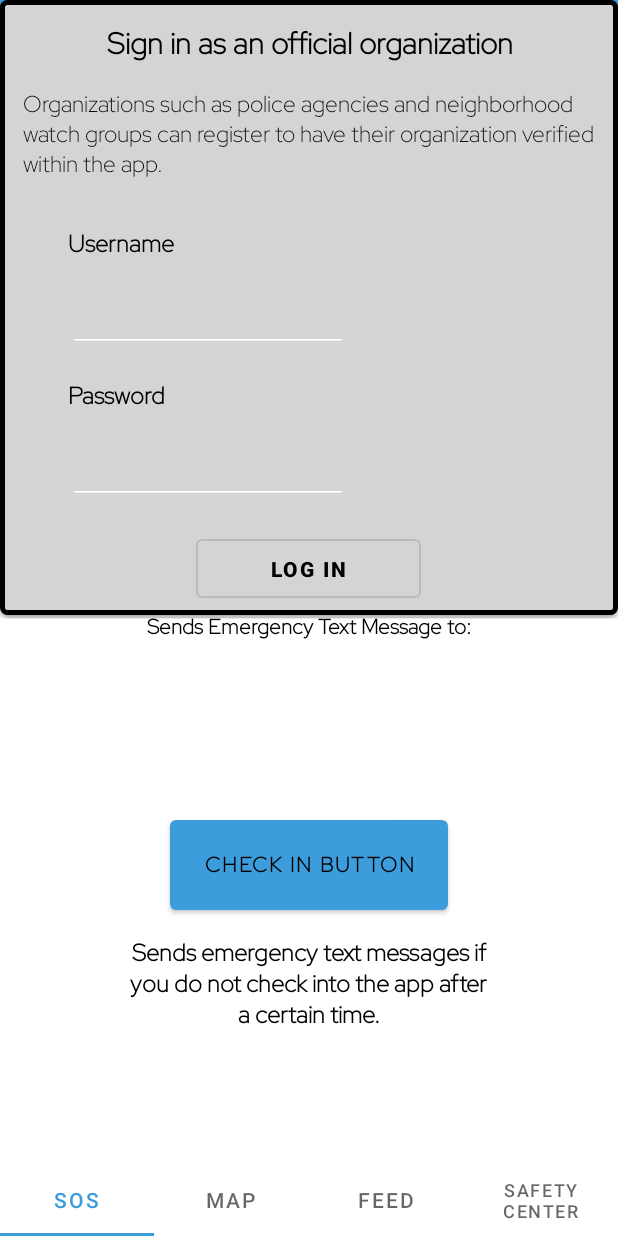
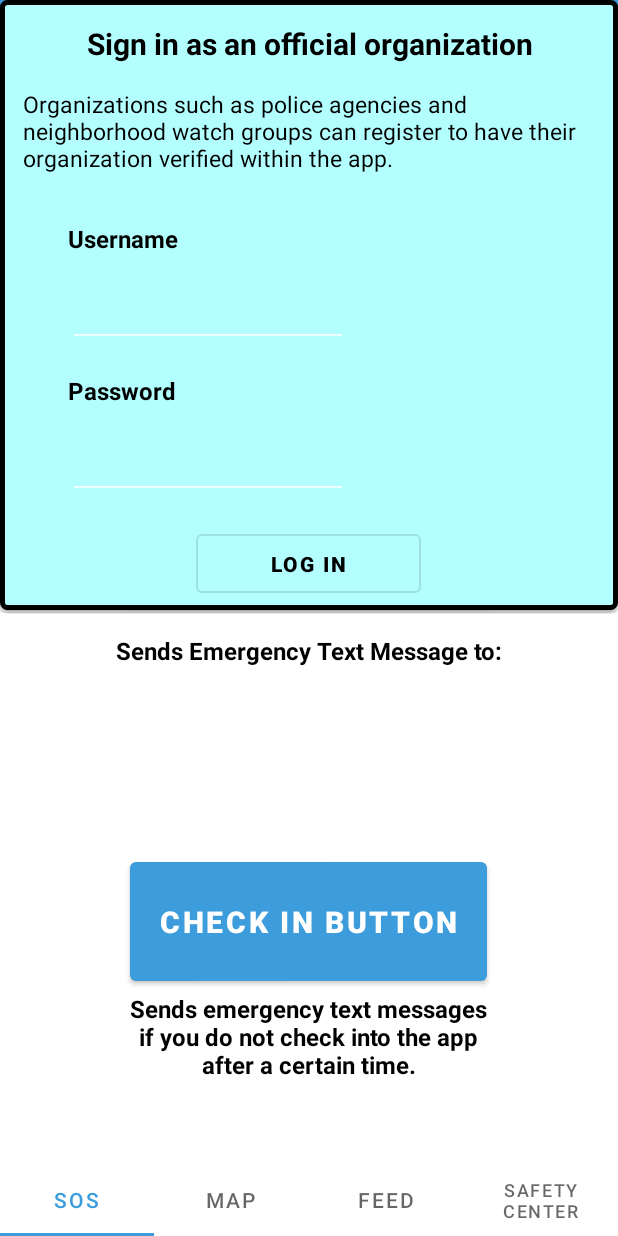
Before and after one commit to otaylor2023/Hermes, an Android app: the screen it shows after launch (TabbedActivity), after a tap on "SIGN IN", on a phone screen of 412 x 824 dp. Run offline under Robolectric (Android 15) with nearby library versions, the phone set to English and light mode, and no system bars; our stand-ins replace Firebase (no records; nobody signed in at launch, a user with empty details on screens opened directly); 2 statements that could not run were skipped.

Commit message:
more ui changes

```diff
--- a/app/build.gradle
+++ b/app/build.gradle
@@ -22,7 +22,7 @@ android {
         versionName "1.0"
 
         testInstrumentationRunner "androidx.test.runner.AndroidJUnitRunner"
-        minSdkVersion 26
+        minSdkVersion 21
     }
 
     buildTypes {
--- a/app/src/main/java/com/hermes/ui/main/SafetyCenter.java
+++ b/app/src/main/java/com/hermes/ui/main/SafetyCenter.java
@@ -35,6 +35,7 @@ import android.widget.PopupWindow;
 import android.widget.TextView;
 import android.widget.Toast;
 
+import com.google.android.material.floatingactionbutton.FloatingActionButton;
 import com.hermes.AddNewContact;
 import com.hermes.HermesUtils;
 import com.hermes.PlaceholderFragment;
@@ -61,7 +62,7 @@ public class SafetyCenter extends Fragment  implements RecyclerViewAdapter.ItemC
     private PageViewModel pageViewModel;
     private @NonNull FragmentSafetyCenterBinding binding;
     EditText editText;
-    Button add;
+    FloatingActionButton add;
     RecyclerView recyclerView;
     List<ContactPOJO> dataList = new ArrayList<>();
     RecyclerViewAdapter adapter;
--- a/app/src/main/res/layout/activity_new_contact.xml
+++ b/app/src/main/res/layout/activity_new_contact.xml
@@ -15,7 +15,6 @@
         android:layout_marginTop="32dp"
         android:text="New Contact"
         android:textColor="@android:color/black"
-        android:fontFamily="@font/redhat"
         android:textSize="24sp" />
 
     <!--EditText to take the data from the user
@@ -30,7 +29,6 @@
         android:layout_marginEnd="16dp"
         android:hint="Contact Name"
         android:minHeight="48dp"
-        android:fontFamily="@font/redhat"
         android:padding="10dp" />
 
     <!--EditText to take the data from the user and
@@ -45,7 +43,6 @@
         android:layout_marginEnd="16dp"
         android:hint="Contact Number"
         android:minHeight="48dp"
-        android:fontFamily="@font/redhat"
         android:padding="10dp" />
 
     <EditText
@@ -66,7 +63,6 @@
         android:layout_height="wrap_content"
         android:layout_marginTop="250dp"
         android:layout_marginEnd="8dp"
-        android:fontFamily="@font/redhat"
         android:text="Save Emergency Contact" />
 
     <ImageView
--- a/app/src/main/res/layout/activity_tabs.xml
+++ b/app/src/main/res/layout/activity_tabs.xml
@@ -38,7 +38,7 @@
                 android:layout_height="match_parent"
                 android:layout_marginHorizontal="5dp"
                 android:layout_marginVertical="5dp"
-                android:fontFamily="@font/redhat"
+                android:fontFamily="sans-serif"
                 android:gravity="center|center_horizontal|center_vertical"
                 android:text="sign in" />
 
@@ -61,6 +61,7 @@
             android:layout_height="wrap_content"
             android:layout_gravity="bottom"
             tools:ignore="SpeakableTextPresentCheck" />
+
     </androidx.viewpager.widget.ViewPager>
 
 </androidx.coordinatorlayout.widget.CoordinatorLayout>
--- a/app/src/main/res/layout/add_crime_instructions_window.xml
+++ b/app/src/main/res/layout/add_crime_instructions_window.xml
@@ -3,7 +3,7 @@
     xmlns:app="http://schemas.android.com/apk/res-auto"
     android:layout_width="wrap_content"
     android:layout_height="wrap_content"
-    android:background="#CACACA"
+    android:background="#3D9CDC"
     android:padding="10dp">
 
     <TextView
--- a/app/src/main/res/layout/fragment_feed.xml
+++ b/app/src/main/res/layout/fragment_feed.xml
@@ -3,7 +3,9 @@
     xmlns:tools="http://schemas.android.com/tools"
     android:layout_width="match_parent"
     android:layout_height="match_parent"
-    tools:context=".FeedFragment">
+    tools:context=".FeedFragment
+
+">
 
     <LinearLayout
         android:layout_width="match_parent"
--- a/app/src/main/res/layout/fragment_s_o_s.xml
+++ b/app/src/main/res/layout/fragment_s_o_s.xml
@@ -5,7 +5,6 @@
 
     android:layout_width="match_parent"
     android:layout_height="match_parent"
-    android:onClick="tttt"
     tools:context=".ui.main.SOS">
 
     <!-- TODO: Update blank fragment layout -->
@@ -15,87 +14,98 @@
         style="@style/crime_label_styles"
         android:layout_width="262dp"
         android:layout_height="104dp"
-        android:fontFamily="@font/redhat"
+        android:fontFamily="sans-serif"
         android:text="Sends a fake call to your phone for safety \n in dangerous areas."
+        android:textColor="#000000"
+        android:textSize="16sp"
         android:textStyle="bold"
         app:layout_constraintBottom_toBottomOf="parent"
         app:layout_constraintEnd_toEndOf="parent"
+
         app:layout_constraintHorizontal_bias="0.496"
         app:layout_constraintStart_toStartOf="parent"
         app:layout_constraintTop_toTopOf="parent"
-
-        app:layout_constraintVertical_bias="0.889" />
+        app:layout_constraintVertical_bias="0.947" />
 
     <Button
         android:id="@+id/panicButton"
         style="@style/crime_label_styles"
-        android:layout_width="185dp"
-        android:layout_height="72dp"
-        android:fontFamily="@font/redhat"
+        android:layout_width="242dp"
+        android:layout_height="87dp"
+        android:fontFamily="sans-serif"
         android:text="PANIC BUTTON"
+        android:textColor="#FFFFFF"
+        android:textSize="20sp"
         app:layout_constraintBottom_toTopOf="@+id/messageButton"
         app:layout_constraintEnd_toEndOf="parent"
+        app:layout_constraintHorizontal_bias="0.505"
         app:layout_constraintStart_toStartOf="parent"
         app:layout_constraintTop_toTopOf="parent"
-        app:layout_constraintVertical_bias="0.145" />
+        app:layout_constraintVertical_bias="0.087" />
 
     <Button
         android:id="@+id/messageButton"
         style="@style/crime_label_styles"
-        android:layout_width="185dp"
-        android:layout_height="72dp"
+        android:layout_width="244dp"
+        android:layout_height="92dp"
         android:layout_marginBottom="152dp"
-        android:fontFamily="@font/redhat"
+        android:fontFamily="sans-serif"
         android:text="MESSAGE BUTTON"
+        android:textColor="#FFFFFF"
+        android:textSize="20sp"
         android:textStyle="bold"
         app:layout_constraintBottom_toBottomOf="parent"
         app:layout_constraintEnd_toEndOf="parent"
+        app:layout_constraintHorizontal_bias="0.497"
         app:layout_constraintStart_toStartOf="parent"
         app:layout_constraintTop_toTopOf="parent"
-        app:layout_constraintVertical_bias="0.53" />
+        app:layout_constraintVertical_bias="0.552" />
 
     <Button
         android:id="@+id/checkIn"
-        android:layout_width="185dp"
-        android:layout_height="72dp"
+        android:layout_width="238dp"
+        android:layout_height="91dp"
         android:layout_marginBottom="116dp"
-        android:fontFamily="@font/redhat"
         android:text="Check In Button"
-        android:textColor="#000000"
+        android:textColor="#FFFFFF"
+        android:textColorHighlight="#838383"
+        android:textSize="20sp"
         android:textStyle="bold"
         app:layout_constraintBottom_toBottomOf="parent"
         app:layout_constraintEnd_toEndOf="parent"
+        app:layout_constraintHorizontal_bias="0.497"
         app:layout_constraintStart_toStartOf="parent"
         app:layout_constraintTop_toTopOf="parent"
-        app:layout_constraintVertical_bias="0.911" />
+        app:layout_constraintVertical_bias="1.0" />
 
     <TextView
         android:id="@+id/textView5"
         android:layout_width="wrap_content"
         android:layout_height="wrap_content"
-        android:fontFamily="@font/redhat"
         android:text="Calls 911 \n Sends Emergency Messages to: \n 1. \n 2. \n 3."
         android:textColor="#000000"
+        android:textSize="16sp"
         android:textStyle="bold"
         app:layout_constraintBottom_toBottomOf="parent"
         app:layout_constraintEnd_toEndOf="parent"
-        app:layout_constraintHorizontal_bias="0.512"
+        app:layout_constraintHorizontal_bias="0.535"
         app:layout_constraintStart_toStartOf="parent"
         app:layout_constraintTop_toTopOf="parent"
-        app:layout_constraintVertical_bias="0.171" />
+        app:layout_constraintVertical_bias="0.176" />
 
     <TextView
         android:id="@+id/textView6"
         android:layout_width="wrap_content"
         android:layout_height="wrap_content"
-        android:fontFamily="@font/redhat"
         android:text="Sends Emergency Messages to: \n 1. \n 2. \n 3."
         android:textColor="#000000"
+        android:textSize="16sp"
         android:textStyle="bold"
         app:layout_constraintBottom_toBottomOf="parent"
         app:layout_constraintEnd_toEndOf="parent"
+        app:layout_constraintHorizontal_bias="0.502"
         app:layout_constraintStart_toStartOf="parent"
         app:layout_constraintTop_toTopOf="parent"
-        app:layout_constraintVertical_bias="0.515" />
+        app:layout_constraintVertical_bias="0.54" />
 
 </androidx.constraintlayout.widget.ConstraintLayout>
--- a/app/src/main/res/layout/sign_in_popup.xml
+++ b/app/src/main/res/layout/sign_in_popup.xml
@@ -2,6 +2,7 @@
 <LinearLayout xmlns:android="http://schemas.android.com/apk/res/android"
     android:layout_width="wrap_content"
     android:layout_height="wrap_content"
+
     android:background="@drawable/button_background"
     android:clickable="true"
     android:focusable="true"
--- a/app/src/main/res/values/colors.xml
+++ b/app/src/main/res/values/colors.xml
@@ -7,6 +7,6 @@
     <color name="teal_700">#FF018786</color>
     <color name="black">#FF000000</color>
     <color name="white">#FFFFFFFF</color>
-    <color name="button_color">#D5D4D3</color>
+    <color name="button_color">#B3FFFF</color>
     <color name="buttonLabel">#FFFFFF</color>
 </resources>
--- a/app/src/main/res/values/label_styles.xml
+++ b/app/src/main/res/values/label_styles.xml
@@ -13,7 +13,7 @@
         <item name="android:textStyle">bold</item>
         <item name="android:minHeight">48dp</item>
         <item name="android:layout_width">139dp</item>
-        <item name="android:fontFamily">@font/redhat</item>
+        <item name="android:fontFamily">sans-serif</item>
     </style>
 
     <dimen name="signInEdge">40dp</dimen>
```
Also changed, not shown: app/src/main/AndroidManifest.xml (+7 -2 lines), app/src/main/res/drawable/ic_baseline_add_location_24.xml (added, +10 -0 lines), app/src/main/res/layout/fragment_maps.xml (+4 -4 lines), app/src/main/res/layout/fragment_safety_center.xml (+19 -19 lines), app/src/main/res/layout/list_row_main.xml (+6 -5 lines), app/src/main/res/font/redhat.ttf.
